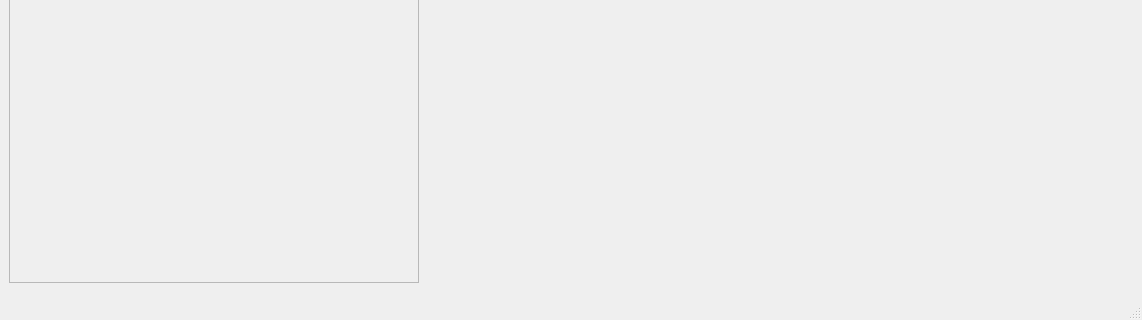
Qt form form/MainWindow.ui (Knueppl/achsenlastwaage) before a commit; both pictures show x 0 to 1142 and y 587 to 907 of the 1142 by 907 pixel window.
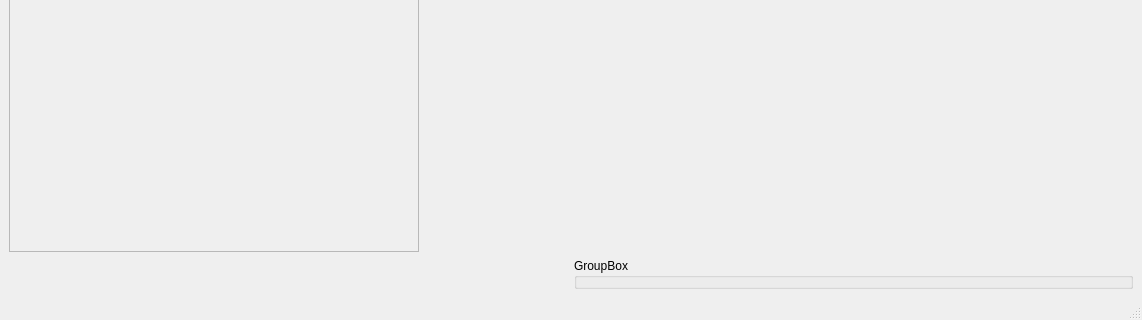
The same form after that commit. Custom widgets are drawn as their Qt base class.

The edit to the form file:
```diff
--- a/form/MainWindow.ui
+++ b/form/MainWindow.ui
@@ -139,6 +139,8 @@
      </layout>
     </item>
     <item>
+     <layout class="QHBoxLayout" name="horizontalLayout_3">
+      <item>
      <widget class="WeightingView" name="_weightingView" native="true">
       <property name="sizePolicy">
        <sizepolicy hsizetype="Minimum" vsizetype="Preferred">
@@ -148,6 +150,15 @@
       </property>
      </widget>
     </item>
+      <item>
+       <widget class="SignalLight" name="groupBox">
+        <property name="title">
+         <string>GroupBox</string>
+        </property>
+       </widget>
+      </item>
+     </layout>
+    </item>
    </layout>
   </widget>
   <widget class="QMenuBar" name="menubar">
@@ -199,6 +210,12 @@
    <header>WeightingView.h</header>
    <container>1</container>
   </customwidget>
+  <customwidget>
+   <class>SignalLight</class>
+   <extends>QGroupBox</extends>
+   <header>SignalLight.h</header>
+   <container>1</container>
+  </customwidget>
  </customwidgets>
  <resources/>
  <connections/>
```
Lines whose indentation alone changed are shown as unchanged.
